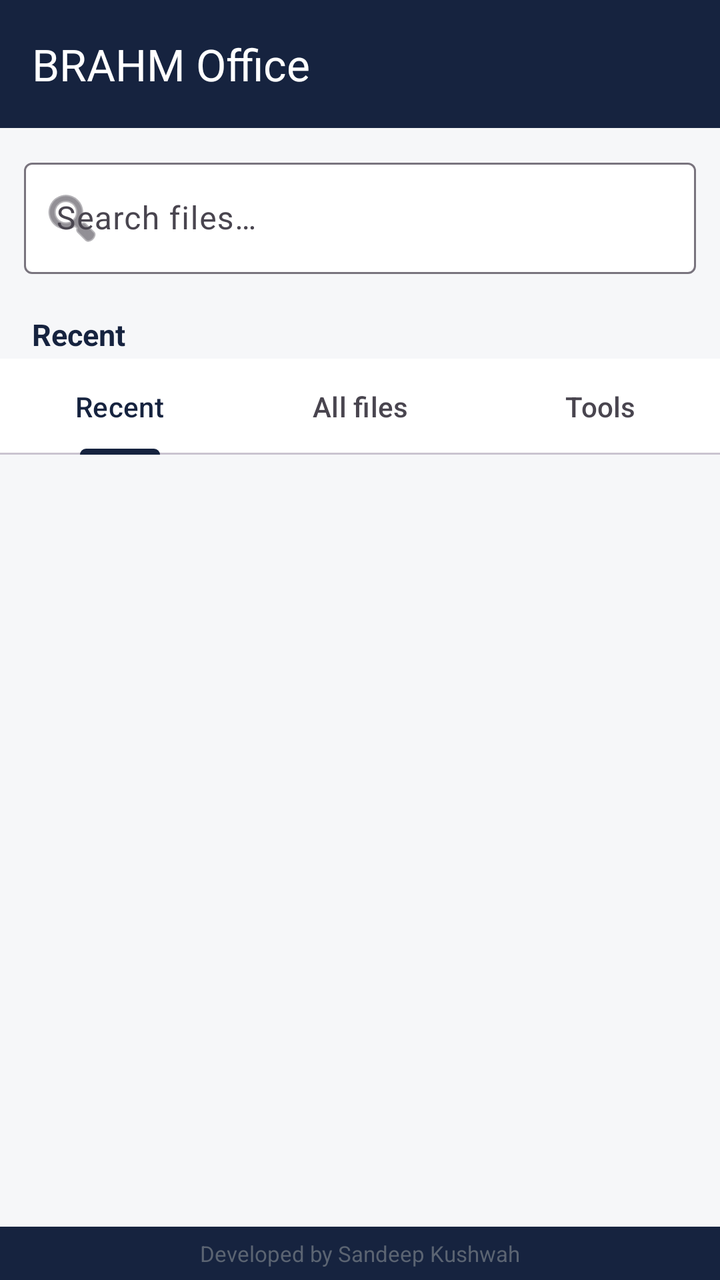
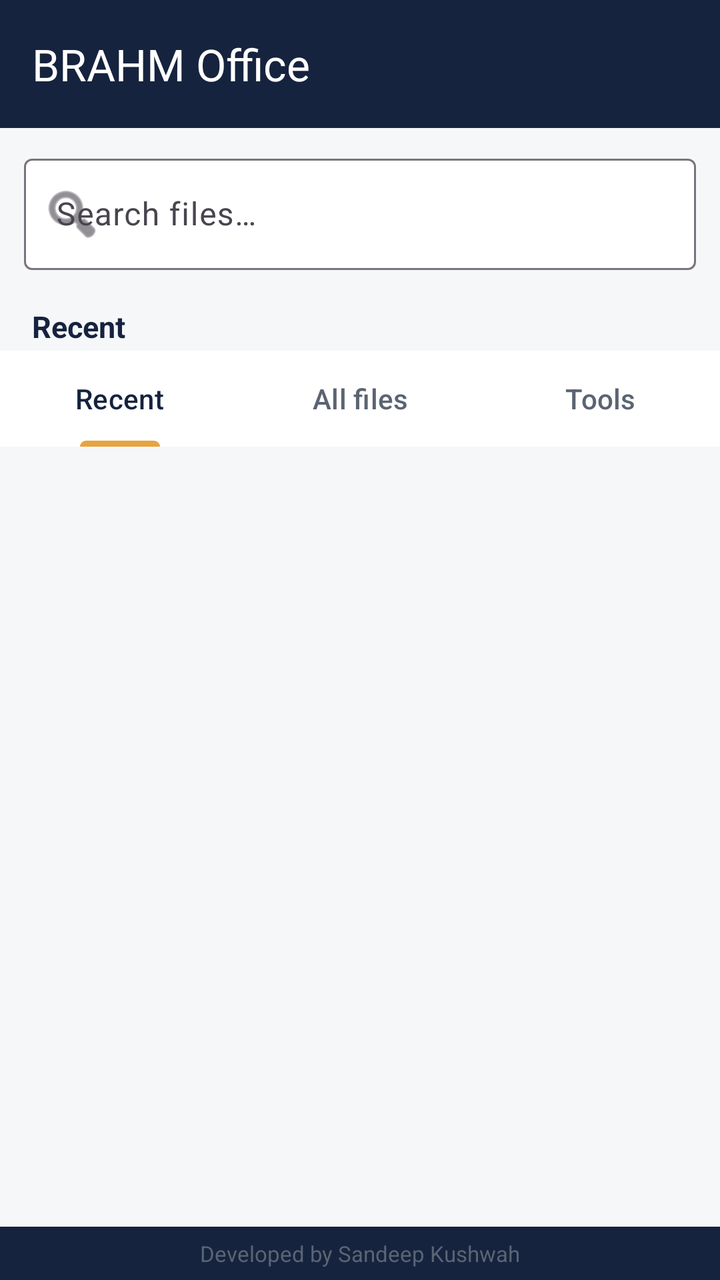

Compare the two renders of this Android layout. The source of the first and the diff that turns it into the second are given below.
<!-- AndroidManifest.xml: application theme Theme.BrahmOffice -->
<!-- res/layout/activity_main.xml -->
<?xml version="1.0" encoding="utf-8"?>
<LinearLayout xmlns:android="http://schemas.android.com/apk/res/android"
    xmlns:app="http://schemas.android.com/apk/res-auto"
    android:layout_width="match_parent"
    android:layout_height="match_parent"
    android:orientation="vertical"
    android:fitsSystemWindows="true"
    android:background="@color/brahm_navy">

    <com.google.android.material.appbar.MaterialToolbar
        android:id="@+id/toolbar"
        android:layout_width="match_parent"
        android:layout_height="wrap_content"
        android:minHeight="?attr/actionBarSize"
        android:background="@color/brahm_navy"
        app:title="BRAHM Office"
        app:titleTextColor="@color/white" />

    <androidx.core.widget.NestedScrollView
        android:layout_width="match_parent"
        android:layout_height="0dp"
        android:layout_weight="1"
        android:background="@color/brahm_bg"
        android:clipToPadding="false"
        android:fillViewport="true">

        <LinearLayout
            android:layout_width="match_parent"
            android:layout_height="wrap_content"
            android:orientation="vertical">

            <com.google.android.material.textfield.TextInputLayout
                android:layout_width="match_parent"
                android:layout_height="wrap_content"
                android:layout_marginHorizontal="12dp"
                android:layout_marginTop="12dp"
                app:boxBackgroundColor="@color/white"
                app:startIconDrawable="@android:drawable/ic_menu_search"
                style="@style/Widget.Material3.TextInputLayout.OutlinedBox">
                <com.google.android.material.textfield.TextInputEditText
                    android:id="@+id/searchBox"
                    android:layout_width="match_parent"
                    android:layout_height="wrap_content"
                    android:hint="@string/search_hint"
                    android:imeOptions="actionSearch"
                    android:inputType="text"
                    android:maxLines="1" />
            </com.google.android.material.textfield.TextInputLayout>

            <GridLayout
                android:id="@+id/gridTiles"
                android:layout_width="match_parent"
                android:layout_height="wrap_content"
                android:columnCount="4"
                android:layout_marginHorizontal="6dp"
                android:layout_marginTop="6dp" />

            <TextView
                android:id="@+id/sectionLabel"
                android:layout_width="match_parent"
                android:layout_height="wrap_content"
                android:paddingHorizontal="16dp"
                android:paddingTop="14dp"
                android:paddingBottom="2dp"
                android:text="@string/tab_recent"
                android:textStyle="bold"
                android:textColor="@color/brahm_navy"
                android:textSize="15sp" />

            <com.google.android.material.tabs.TabLayout
                android:id="@+id/tabs"
                android:layout_width="match_parent"
                android:layout_height="wrap_content"
                app:tabMode="fixed"
                app:tabGravity="fill">
                <com.google.android.material.tabs.TabItem
                    android:layout_width="wrap_content" android:layout_height="wrap_content"
                    android:text="@string/tab_recent" />
                <com.google.android.material.tabs.TabItem
                    android:layout_width="wrap_content" android:layout_height="wrap_content"
                    android:text="@string/tab_all" />
                <com.google.android.material.tabs.TabItem
                    android:layout_width="wrap_content" android:layout_height="wrap_content"
                    android:text="@string/tab_tools" />
            </com.google.android.material.tabs.TabLayout>

            <androidx.recyclerview.widget.RecyclerView
                android:id="@+id/list"
                android:layout_width="match_parent"
                android:layout_height="wrap_content"
                android:nestedScrollingEnabled="false"
                android:clipToPadding="false"
                android:paddingBottom="12dp" />

            <TextView
                android:id="@+id/empty"
                android:layout_width="match_parent"
                android:layout_height="wrap_content"
                android:padding="24dp"
                android:gravity="center"
                android:text="@string/no_files"
                android:textColor="@color/text_muted_light"
                android:visibility="gone" />
        </LinearLayout>
    </androidx.core.widget.NestedScrollView>

    <TextView
        android:layout_width="match_parent"
        android:layout_height="wrap_content"
        android:gravity="center"
        android:paddingVertical="6dp"
        android:background="@color/brahm_navy"
        android:text="@string/developed_by"
        android:textColor="@color/text_muted_light"
        android:textSize="11sp" />
</LinearLayout>
<!-- resources referenced by this layout -->
<resources>
  <color name="brahm_bg">#F6F7F9</color>
  <color name="brahm_navy">#16233F</color>
  <color name="text_muted_light">#5B6472</color>
  <color name="white">#FFFFFF</color>
  <string name="developed_by">Developed by Sandeep Kushwah</string>
  <string name="no_files">No documents yet. Open a PDF, Excel, Word or PPT to get started.</string>
  <string name="search_hint">Search files…</string>
  <string name="tab_all">All files</string>
  <string name="tab_recent">Recent</string>
  <string name="tab_tools">Tools</string>
  <style name="Theme.BrahmOffice" parent="Theme.Material3.DayNight.NoActionBar">
          <item name="colorPrimary">@color/brahm_navy</item>
          <item name="colorOnPrimary">@color/white</item>
          <item name="colorSecondary">@color/brahm_saffron</item>
          <item name="android:colorBackground">@color/bg_light</item>
          <item name="colorSurface">@color/surface_light</item>
          <item name="android:statusBarColor">@color/brahm_navy</item>
          <item name="android:windowLightStatusBar">false</item>
      </style>
  <color name="brahm_saffron">#E8A33D</color>
  <color name="bg_light">#F6F7F9</color>
  <color name="surface_light">#FFFFFF</color>
</resources>

<!-- the commit's change to res/layout/activity_main.xml (unified diff, before → after) -->
@@ -5,7 +5,7 @@
     android:layout_height="match_parent"
     android:orientation="vertical"
     android:fitsSystemWindows="true"
-    android:background="@color/brahm_navy">
+    android:background="@color/bg_light">
 
     <com.google.android.material.appbar.MaterialToolbar
         android:id="@+id/toolbar"
@@ -16,93 +16,90 @@
         app:title="BRAHM Office"
         app:titleTextColor="@color/white" />
 
-    <androidx.core.widget.NestedScrollView
+    <com.google.android.material.textfield.TextInputLayout
+        android:layout_width="match_parent"
+        android:layout_height="wrap_content"
+        android:layout_marginHorizontal="12dp"
+        android:layout_marginTop="10dp"
+        app:boxBackgroundColor="@color/white"
+        app:startIconDrawable="@android:drawable/ic_menu_search"
+        style="@style/Widget.Material3.TextInputLayout.OutlinedBox">
+        <com.google.android.material.textfield.TextInputEditText
+            android:id="@+id/searchBox"
+            android:layout_width="match_parent"
+            android:layout_height="wrap_content"
+            android:hint="@string/search_hint"
+            android:textColor="@color/text_light"
+            android:imeOptions="actionSearch"
+            android:inputType="text"
+            android:maxLines="1" />
+    </com.google.android.material.textfield.TextInputLayout>
+
+    <GridLayout
+        android:id="@+id/gridTiles"
+        android:layout_width="match_parent"
+        android:layout_height="wrap_content"
+        android:columnCount="4"
+        android:layout_marginHorizontal="6dp"
+        android:layout_marginTop="6dp" />
+
+    <TextView
+        android:id="@+id/sectionLabel"
+        android:layout_width="match_parent"
+        android:layout_height="wrap_content"
+        android:paddingHorizontal="16dp"
+        android:paddingTop="12dp"
+        android:paddingBottom="2dp"
+        android:text="@string/tab_recent"
+        android:textStyle="bold"
+        android:textColor="@color/text_light"
+        android:textSize="15sp" />
+
+    <com.google.android.material.tabs.TabLayout
+        android:id="@+id/tabs"
+        android:layout_width="match_parent"
+        android:layout_height="wrap_content"
+        android:background="@color/white"
+        app:tabTextColor="@color/text_muted_light"
+        app:tabSelectedTextColor="@color/brahm_navy"
+        app:tabIndicatorColor="@color/brahm_saffron"
+        app:tabMode="fixed"
+        app:tabGravity="fill">
+        <com.google.android.material.tabs.TabItem
+            android:layout_width="wrap_content" android:layout_height="wrap_content"
+            android:text="@string/tab_recent" />
+        <com.google.android.material.tabs.TabItem
+            android:layout_width="wrap_content" android:layout_height="wrap_content"
+            android:text="@string/tab_all" />
+        <com.google.android.material.tabs.TabItem
+            android:layout_width="wrap_content" android:layout_height="wrap_content"
+            android:text="@string/tab_tools" />
+    </com.google.android.material.tabs.TabLayout>
+
+    <FrameLayout
         android:layout_width="match_parent"
         android:layout_height="0dp"
         android:layout_weight="1"
-        android:background="@color/brahm_bg"
-        android:clipToPadding="false"
-        android:fillViewport="true">
+        android:background="@color/bg_light">
 
-        <LinearLayout
+        <androidx.recyclerview.widget.RecyclerView
+            android:id="@+id/list"
             android:layout_width="match_parent"
+            android:layout_height="match_parent"
+            android:clipToPadding="false"
+            android:paddingBottom="12dp" />
+
+        <TextView
+            android:id="@+id/empty"
+            android:layout_width="wrap_content"
             android:layout_height="wrap_content"
-            android:orientation="vertical">
-
-            <com.google.android.material.textfield.TextInputLayout
-                android:layout_width="match_parent"
-                android:layout_height="wrap_content"
-                android:layout_marginHorizontal="12dp"
-                android:layout_marginTop="12dp"
-                app:boxBackgroundColor="@color/white"
-                app:startIconDrawable="@android:drawable/ic_menu_search"
-                style="@style/Widget.Material3.TextInputLayout.OutlinedBox">
-                <com.google.android.material.textfield.TextInputEditText
-                    android:id="@+id/searchBox"
-                    android:layout_width="match_parent"
-                    android:layout_height="wrap_content"
-                    android:hint="@string/search_hint"
-                    android:imeOptions="actionSearch"
-                    android:inputType="text"
-                    android:maxLines="1" />
-            </com.google.android.material.textfield.TextInputLayout>
-
-            <GridLayout
-                android:id="@+id/gridTiles"
-                android:layout_width="match_parent"
-                android:layout_height="wrap_content"
-                android:columnCount="4"
-                android:layout_marginHorizontal="6dp"
-                android:layout_marginTop="6dp" />
-
-            <TextView
-                android:id="@+id/sectionLabel"
-                android:layout_width="match_parent"
-                android:layout_height="wrap_content"
-                android:paddingHorizontal="16dp"
-                android:paddingTop="14dp"
-                android:paddingBottom="2dp"
-                android:text="@string/tab_recent"
-                android:textStyle="bold"
-                android:textColor="@color/brahm_navy"
-                android:textSize="15sp" />
-
-            <com.google.android.material.tabs.TabLayout
-                android:id="@+id/tabs"
-                android:layout_width="match_parent"
-                android:layout_height="wrap_content"
-                app:tabMode="fixed"
-                app:tabGravity="fill">
-                <com.google.android.material.tabs.TabItem
-                    android:layout_width="wrap_content" android:layout_height="wrap_content"
-                    android:text="@string/tab_recent" />
-                <com.google.android.material.tabs.TabItem
-                    android:layout_width="wrap_content" android:layout_height="wrap_content"
-                    android:text="@string/tab_all" />
-                <com.google.android.material.tabs.TabItem
-                    android:layout_width="wrap_content" android:layout_height="wrap_content"
-                    android:text="@string/tab_tools" />
-            </com.google.android.material.tabs.TabLayout>
-
-            <androidx.recyclerview.widget.RecyclerView
-                android:id="@+id/list"
-                android:layout_width="match_parent"
-                android:layout_height="wrap_content"
-                android:nestedScrollingEnabled="false"
-                android:clipToPadding="false"
-                android:paddingBottom="12dp" />
-
-            <TextView
-                android:id="@+id/empty"
-                android:layout_width="match_parent"
-                android:layout_height="wrap_content"
-                android:padding="24dp"
-                android:gravity="center"
-                android:text="@string/no_files"
-                android:textColor="@color/text_muted_light"
-                android:visibility="gone" />
-        </LinearLayout>
-    </androidx.core.widget.NestedScrollView>
+            android:layout_gravity="center"
+            android:padding="24dp"
+            android:gravity="center"
+            android:text="@string/no_files"
+            android:textColor="@color/text_muted_light"
+            android:visibility="gone" />
+    </FrameLayout>
 
     <TextView
         android:layout_width="match_parent"
<!-- resource entries referenced after the edit -->
@@ -1,6 +1,5 @@
 <!-- resources referenced by this layout -->
 <resources>
-  <color name="brahm_bg">#F6F7F9</color>
   <color name="brahm_navy">#16233F</color>
   <color name="text_muted_light">#5B6472</color>
   <color name="white">#FFFFFF</color>
@@ -10,16 +9,22 @@
   <string name="tab_all">All files</string>
   <string name="tab_recent">Recent</string>
   <string name="tab_tools">Tools</string>
-  <style name="Theme.BrahmOffice" parent="Theme.Material3.DayNight.NoActionBar">
+  <style name="Theme.BrahmOffice" parent="Theme.Material3.Light.NoActionBar">
           <item name="colorPrimary">@color/brahm_navy</item>
           <item name="colorOnPrimary">@color/white</item>
           <item name="colorSecondary">@color/brahm_saffron</item>
           <item name="android:colorBackground">@color/bg_light</item>
           <item name="colorSurface">@color/surface_light</item>
+          <item name="colorOnSurface">@color/text_light</item>
+          <item name="android:textColorPrimary">@color/text_light</item>
+          <item name="android:textColorSecondary">@color/text_muted_light</item>
           <item name="android:statusBarColor">@color/brahm_navy</item>
           <item name="android:windowLightStatusBar">false</item>
+          
+          <item name="android:forceDarkAllowed" tools:targetApi="29">false</item>
       </style>
   <color name="brahm_saffron">#E8A33D</color>
+  <color name="text_light">#16233F</color>
   <color name="bg_light">#F6F7F9</color>
   <color name="surface_light">#FFFFFF</color>
 </resources>
